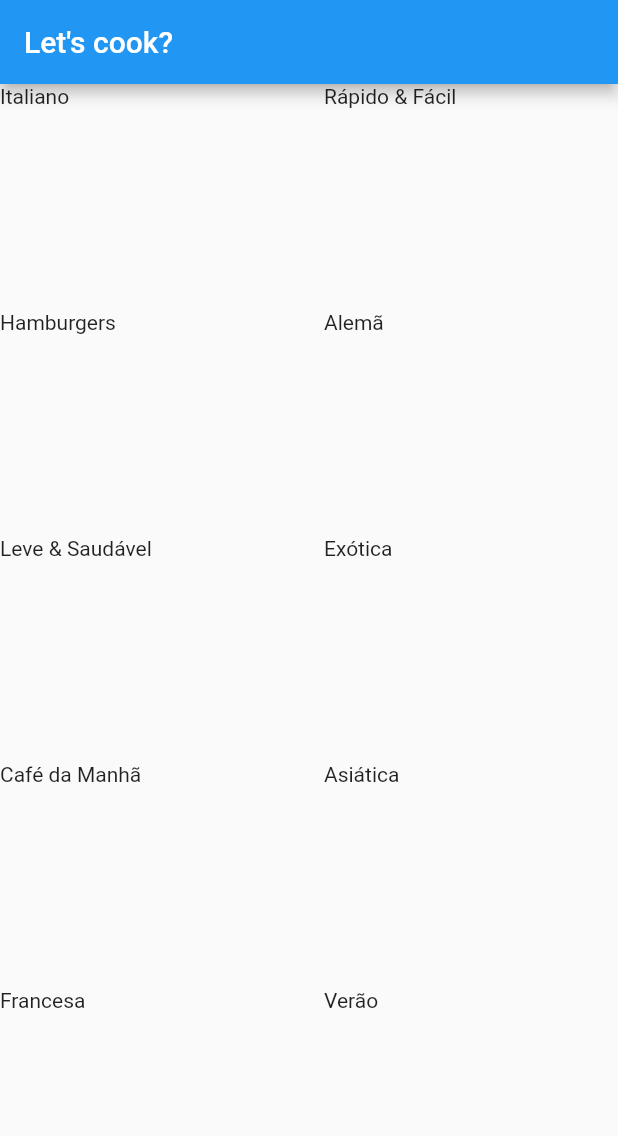
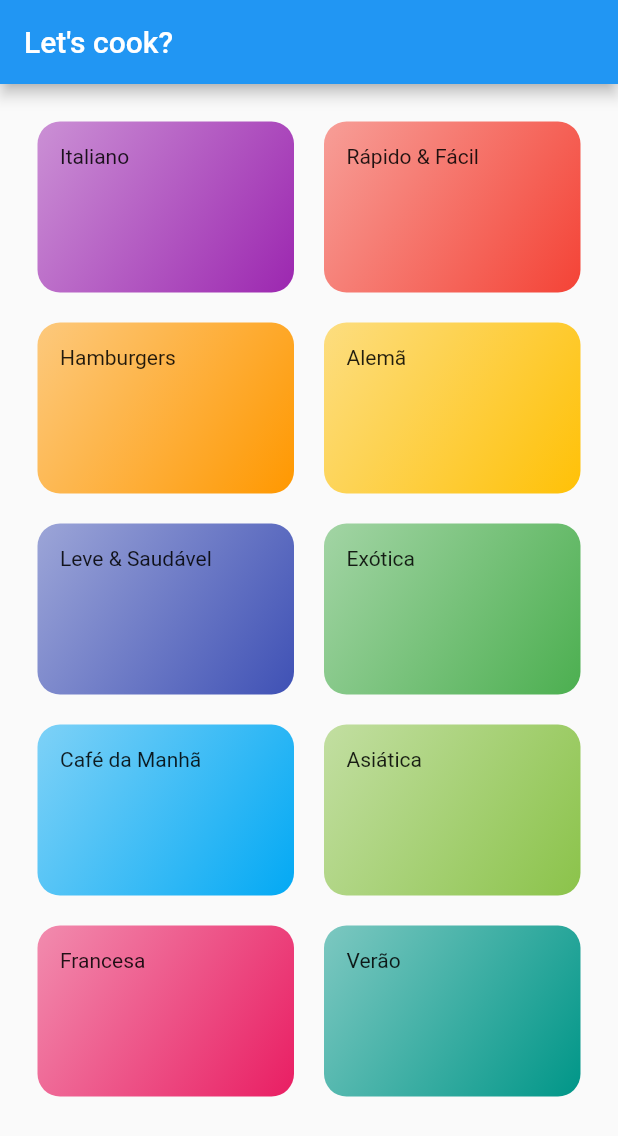
Before and after one commit to caiovcruz/meals, a Flutter app: the screen it shows after launch, on a phone screen of 412 x 824 dp. Shown: the top 1136 px of the screen. Run offline on Flutter 3.47's test engine with Material 2 defaults, Android fonts, the phone set to English and light mode, and no system bars.

Commit message:
Working on category item component

```diff
--- a/lib/components/category_item.dart
+++ b/lib/components/category_item.dart
@@ -10,6 +10,18 @@ class CategoryItem extends StatelessWidget {
   @override
   Widget build(BuildContext context) {
     return Container(
+      padding: const EdgeInsets.all(15),
+      decoration: BoxDecoration(
+        gradient: LinearGradient(
+          colors: [
+            category.color.withOpacity(0.5),
+            category.color,
+          ],
+          begin: Alignment.topLeft,
+          end: Alignment.bottomRight,
+        ),
+        borderRadius: BorderRadius.circular(15),
+      ),
       child: Text(category.title),
     );
   }
--- a/lib/screens/categories_screen.dart
+++ b/lib/screens/categories_screen.dart
@@ -13,6 +13,7 @@ class CategoriesScreen extends StatelessWidget {
         title: const Text('Let\'s cook?'),
       ),
       body: GridView(
+        padding: const EdgeInsets.all(25),
         gridDelegate: const SliverGridDelegateWithMaxCrossAxisExtent(
           maxCrossAxisExtent: 200,
           childAspectRatio: 3 / 2,
```
